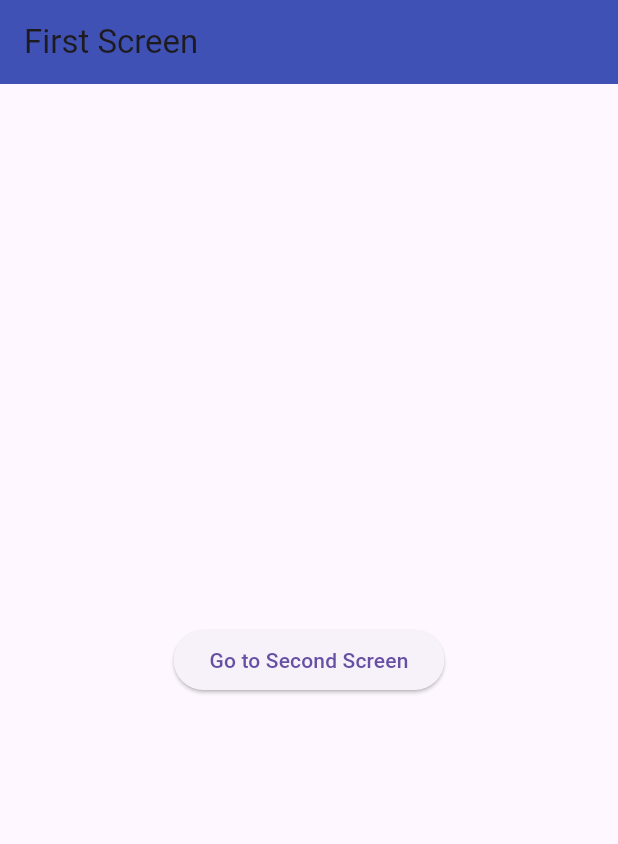
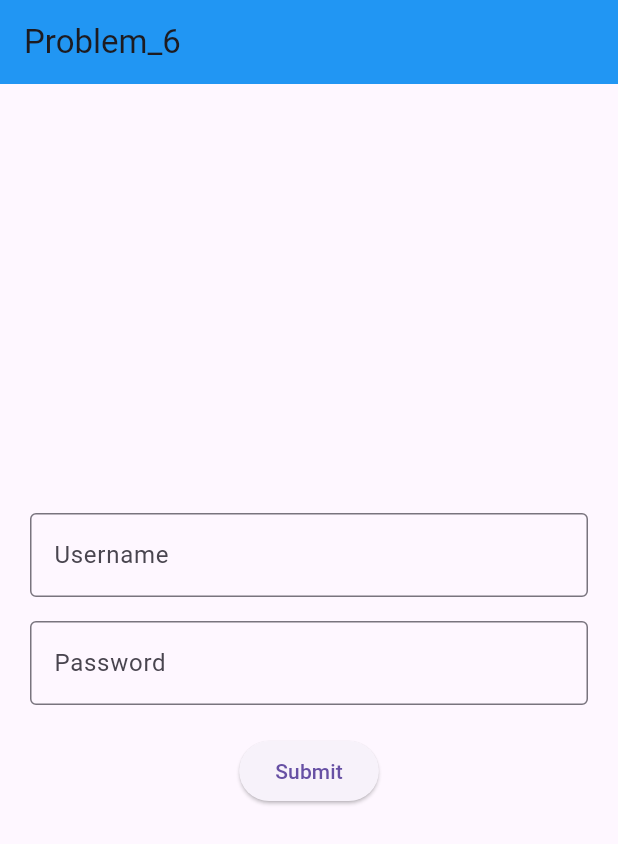
Before and after one commit to momen162/flutterTrackerLab, a Flutter app: the screen it shows after launch, on a phone screen of 412 x 824 dp. Shown: the top 844 px of the screen. Run offline on Flutter 3.47's test engine with Material 3 defaults, Android fonts, the phone set to English and light mode, and no system bars.

Commit message:
Problem6

```diff
--- a/lib/main.dart
+++ b/lib/main.dart
@@ -4,6 +4,7 @@ import 'problem_2.dart';
 import 'problem_3.dart';
 import 'problem_4.dart';
 import 'problem_5.dart';
+import 'problem_6.dart';
 
 
 void main() {
@@ -21,7 +22,8 @@ class MyApp extends StatelessWidget {
         //Problem_2(),
         //Problem_3(),
         //Problem_4(),
-        Problem_5(),
+        //Problem_5(),
+        Problem_6(),
     );
   }
 }
--- /dev/null
+++ b/lib/problem_6.dart
@@ -0,0 +1,76 @@
+import 'package:flutter/material.dart';
+
+class Problem_6 extends StatefulWidget {
+  const Problem_6({super.key});
+
+  @override
+  State<Problem_6> createState() => _Problem_6State();
+}
+
+class _Problem_6State extends State<Problem_6> {
+  final _formKey = GlobalKey<FormState>();
+  final TextEditingController _usernameController = TextEditingController();
+  final TextEditingController _passwordController = TextEditingController();
+
+  void _submitForm() {
+    if (_formKey.currentState!.validate()) {
+      ScaffoldMessenger.of(context).showSnackBar(
+        const SnackBar(content: Text('Login Successful')),
+      );
+    }
+  }
+
+  @override
+  Widget build(BuildContext context) {
+    return Scaffold(
+      appBar: AppBar(
+        title: const Text('Problem_6'),
+        backgroundColor: Colors.blue,
+      ),
+      body: Padding(
+        padding: const EdgeInsets.all(20),
+        child: Form(
+          key: _formKey,
+          child: Column(
+            mainAxisAlignment: MainAxisAlignment.center,
+            children: [
+              TextFormField(
+                controller: _usernameController,
+                decoration: const InputDecoration(
+                  labelText: 'Username',
+                  border: OutlineInputBorder(),
+                ),
+                validator: (value) {
+                  if (value == null || value.isEmpty) {
+                    return 'Please enter your username';
+                  }
+                  return null;
+                },
+              ),
+              const SizedBox(height: 16),
+              TextFormField(
+                controller: _passwordController,
+                obscureText: true,
+                decoration: const InputDecoration(
+                  labelText: 'Password',
+                  border: OutlineInputBorder(),
+                ),
+                validator: (value) {
+                  if (value == null || value.isEmpty) {
+                    return 'Please enter your password';
+                  }
+                  return null;
+                },
+              ),
+              const SizedBox(height: 20),
+              ElevatedButton(
+                onPressed: _submitForm,
+                child: const Text('Submit'),
+              ),
+            ],
+          ),
+        ),
+      ),
+    );
+  }
+}
```
